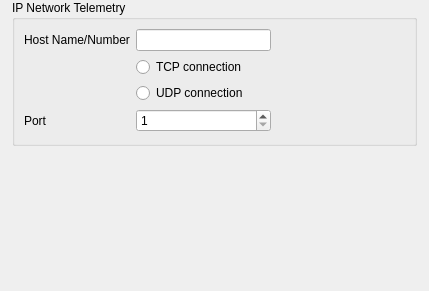
This is ground/openpilotgcs/src/plugins/ipconnection/ipconnectionoptionspage.ui in FlyTheThings/raspberrypilot as Qt 5 draws it before an edit. The edited form follows.
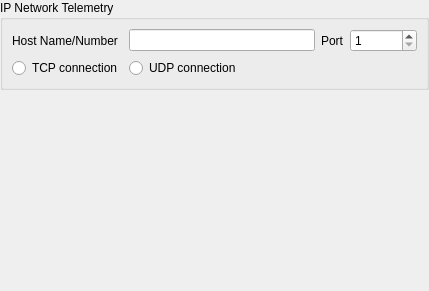
This is the edited form.

```diff
--- a/ground/openpilotgcs/src/plugins/ipconnection/ipconnectionoptionspage.ui
+++ b/ground/openpilotgcs/src/plugins/ipconnection/ipconnectionoptionspage.ui
@@ -14,20 +14,17 @@
    <string>Form</string>
   </property>
   <layout class="QVBoxLayout" name="verticalLayout">
-   <property name="leftMargin">
-    <number>12</number>
-   </property>
-   <property name="topMargin">
-    <number>0</number>
-   </property>
-   <property name="rightMargin">
-    <number>12</number>
-   </property>
-   <property name="bottomMargin">
+   <property name="margin">
     <number>0</number>
    </property>
    <item>
     <widget class="QScrollArea" name="scrollArea">
+     <property name="sizePolicy">
+      <sizepolicy hsizetype="Expanding" vsizetype="Minimum">
+       <horstretch>0</horstretch>
+       <verstretch>0</verstretch>
+      </sizepolicy>
+     </property>
      <property name="frameShape">
       <enum>QFrame::NoFrame</enum>
      </property>
@@ -42,8 +39,8 @@
        <rect>
         <x>0</x>
         <y>0</y>
-        <width>390</width>
-        <height>154</height>
+        <width>429</width>
+        <height>125</height>
        </rect>
       </property>
       <layout class="QGridLayout" name="gridLayout">
@@ -56,51 +53,24 @@
           <string>IP Network Telemetry</string>
          </property>
          <layout class="QGridLayout" name="gridLayout_2">
-          <item row="0" column="0">
+          <item row="1" column="0">
            <widget class="QLabel" name="label_2">
             <property name="text">
              <string>Host Name/Number</string>
             </property>
            </widget>
           </item>
-          <item row="0" column="1">
-           <widget class="QLineEdit" name="HostName"/>
-          </item>
-          <item row="0" column="2">
-           <spacer name="horizontalSpacer">
-            <property name="orientation">
-             <enum>Qt::Horizontal</enum>
-            </property>
-            <property name="sizeHint" stdset="0">
-             <size>
-              <width>40</width>
-              <height>20</height>
-             </size>
-            </property>
-           </spacer>
-          </item>
           <item row="1" column="1">
-           <widget class="QRadioButton" name="UseTCP">
-            <property name="text">
-             <string>TCP connection</string>
-            </property>
-           </widget>
+           <widget class="QLineEdit" name="HostName"/>
           </item>
-          <item row="2" column="1">
-           <widget class="QRadioButton" name="UseUDP">
-            <property name="text">
-             <string>UDP connection</string>
-            </property>
-           </widget>
-          </item>
-          <item row="3" column="0">
+          <item row="1" column="2">
            <widget class="QLabel" name="label_3">
             <property name="text">
              <string>Port</string>
             </property>
            </widget>
           </item>
-          <item row="3" column="1">
+          <item row="1" column="3">
            <widget class="QSpinBox" name="Port">
             <property name="minimum">
              <number>1</number>
@@ -110,6 +80,20 @@
             </property>
            </widget>
           </item>
+          <item row="2" column="0">
+           <widget class="QRadioButton" name="UseTCP">
+            <property name="text">
+             <string>TCP connection</string>
+            </property>
+           </widget>
+          </item>
+          <item row="2" column="1">
+           <widget class="QRadioButton" name="UseUDP">
+            <property name="text">
+             <string>UDP connection</string>
+            </property>
+           </widget>
+          </item>
          </layout>
         </widget>
        </item>
```
